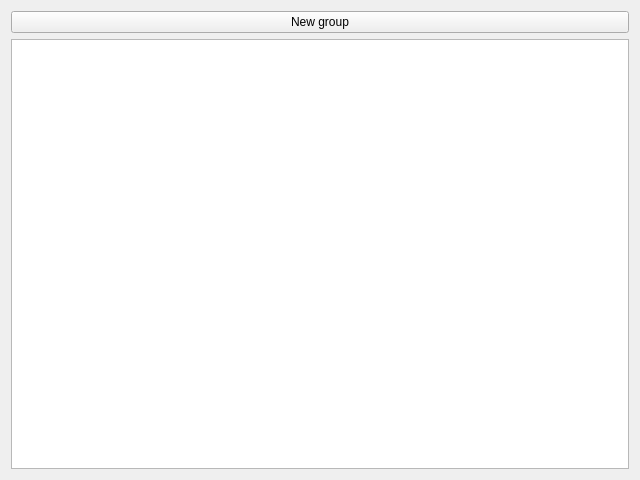
MatsuriDayo/nekoray, file ui/dialog_manage_groups.ui: the form before one commit.
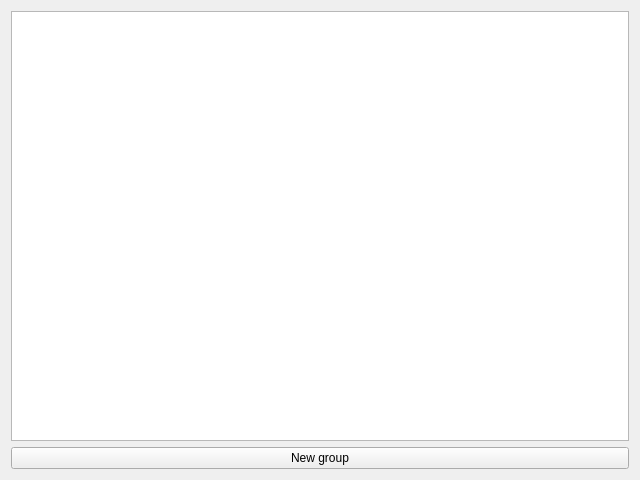
The form after the commit.

```diff
--- a/ui/dialog_manage_groups.ui
+++ b/ui/dialog_manage_groups.ui
@@ -18,20 +18,20 @@
   </property>
   <layout class="QVBoxLayout" name="verticalLayout">
    <item>
-    <widget class="QPushButton" name="add">
+    <widget class="QListWidget" name="listWidget">
      <property name="focusPolicy">
       <enum>Qt::NoFocus</enum>
      </property>
-     <property name="text">
-      <string>New group</string>
-     </property>
     </widget>
    </item>
    <item>
-    <widget class="QListWidget" name="listWidget">
+    <widget class="QPushButton" name="add">
      <property name="focusPolicy">
       <enum>Qt::NoFocus</enum>
      </property>
+     <property name="text">
+      <string>New group</string>
+     </property>
     </widget>
    </item>
   </layout>
```
